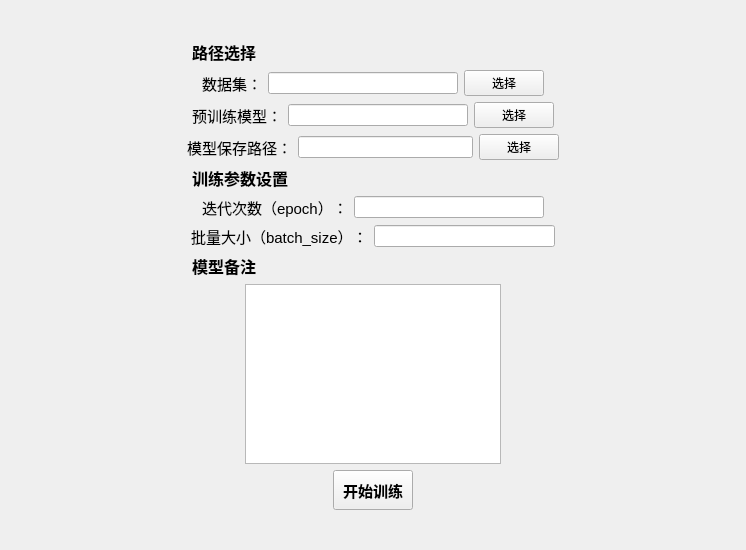
Before: the Qt Designer form ui/layout/UI_TrainPage.ui in Zdh-501/OCRQt, drawn with Qt 5.
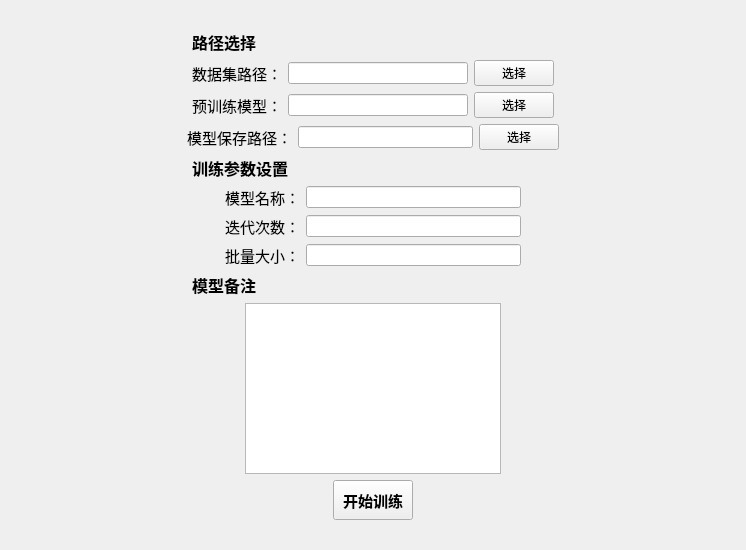
After: the same form once the commit is applied.

Commit message: 用户页面 添加了 用户信息字段 训练页面 添加了 模型名称字段

Patch:
```diff
--- a/ui/layout/UI_TrainPage.ui
+++ b/ui/layout/UI_TrainPage.ui
@@ -94,7 +94,7 @@
         </font>
        </property>
        <property name="text">
-        <string>数据集：</string>
+        <string>数据集路径：</string>
        </property>
       </widget>
      </item>
@@ -283,6 +283,51 @@
      </item>
     </layout>
    </item>
+   <item>
+    <layout class="QHBoxLayout" name="horizontalLayout_12">
+     <item>
+      <spacer name="horizontalSpacer_21">
+       <property name="orientation">
+        <enum>Qt::Horizontal</enum>
+       </property>
+       <property name="sizeHint" stdset="0">
+        <size>
+         <width>40</width>
+         <height>20</height>
+        </size>
+       </property>
+      </spacer>
+     </item>
+     <item>
+      <widget class="QLabel" name="label_9">
+       <property name="font">
+        <font>
+         <pointsize>11</pointsize>
+        </font>
+       </property>
+       <property name="text">
+        <string>模型名称：</string>
+       </property>
+      </widget>
+     </item>
+     <item>
+      <widget class="QLineEdit" name="nameEdit"/>
+     </item>
+     <item>
+      <spacer name="horizontalSpacer_22">
+       <property name="orientation">
+        <enum>Qt::Horizontal</enum>
+       </property>
+       <property name="sizeHint" stdset="0">
+        <size>
+         <width>40</width>
+         <height>20</height>
+        </size>
+       </property>
+      </spacer>
+     </item>
+    </layout>
+   </item>
    <item>
     <layout class="QHBoxLayout" name="horizontalLayout_4">
      <item>
@@ -306,7 +351,7 @@
         </font>
        </property>
        <property name="text">
-        <string>迭代次数（epoch）：</string>
+        <string>迭代次数：</string>
        </property>
       </widget>
      </item>
@@ -355,7 +400,7 @@
         </font>
        </property>
        <property name="text">
-        <string>批量大小（batch_size）：</string>
+        <string>批量大小：</string>
        </property>
       </widget>
      </item>
```
Left out of the diff: 12 changed lines with no effect on the pictures. The commit also changes 4 other files.
